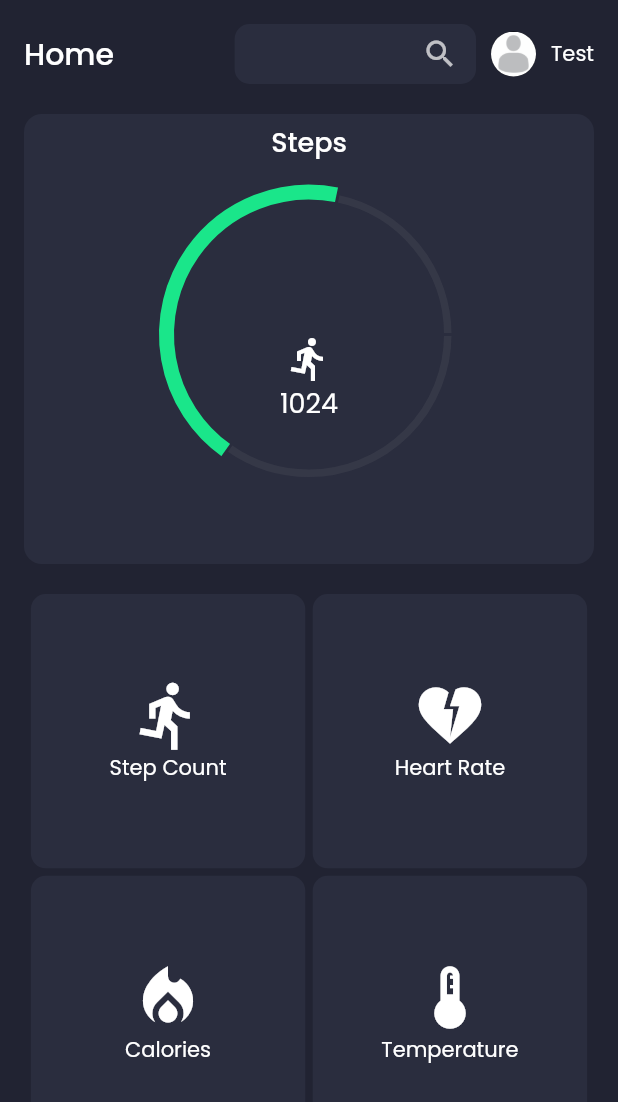
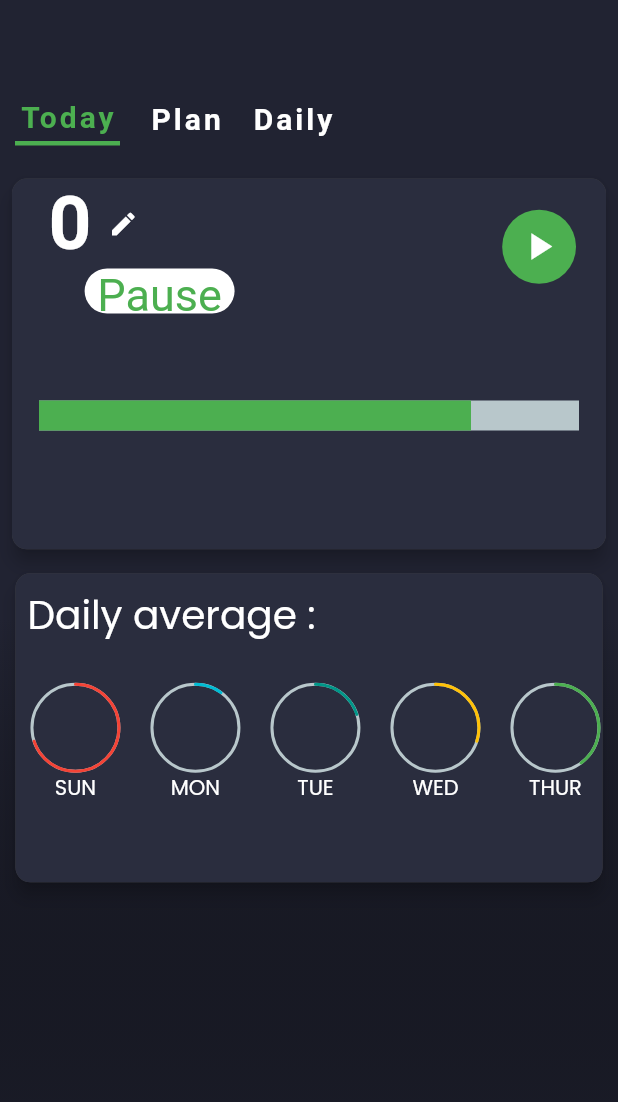
Before and after one commit to KarthikS373/Perfect-Fitness, a Flutter app: the HomeScreen screen opened by its route, after a tap on "Step Count", on a phone screen of 412 x 824 dp. Shown: the top 1102 px of the screen. Run offline on Flutter 3.47's test engine with Material 2 defaults, Android fonts, the phone set to English and light mode, and no system bars; drawn by our look-alikes of fl_chart, percent_indicator; our stand-ins replace flutter_svg, google_fonts, sensors_plus, shared_preferences; accounts and stored records are empty.

Commit message:
Step count

```diff
--- a/lib/Screens/HomeScreen/homeGrids.dart
+++ b/lib/Screens/HomeScreen/homeGrids.dart
@@ -24,7 +24,7 @@ class HomeGrids extends StatelessWidget {
         itemBuilder: (context, index) {
           return InkWell(
             onTapDown: (details) {
-              print(homegridOptions[index].navURL);
+              Navigator.of(context).pushNamed('/StepCount');
             },
             child: Container(
                 decoration: const BoxDecoration(
--- /dev/null
+++ b/lib/Screens/StepcountScreen/stepCountBar.dart
@@ -0,0 +1,127 @@
+import 'package:fitness_monitoring/Utils/Theme/colors.dart';
+import 'package:fitness_monitoring/Widgets/Buttons/containerButton.dart';
+import 'package:flutter/material.dart';
+import 'package:google_fonts/google_fonts.dart';
+import 'package:percent_indicator/linear_percent_indicator.dart';
+
+class StepCountBar extends StatelessWidget {
+  int steps;
+  double miles, calories, duration;
+
+  StepCountBar(this.steps, this.miles, this.calories, this.duration, {Key? key})
+      : super(key: key);
+
+  @override
+  Widget build(BuildContext context) {
+    return SafeArea(
+      child: Card(
+        elevation: 5,
+        shape: RoundedRectangleBorder(
+          borderRadius: BorderRadius.circular(10),
+        ),
+        child: Container(
+          height: MediaQuery.of(context).size.height * 0.3,
+          width: MediaQuery.of(context).size.width,
+          decoration: BoxDecoration(
+            color: secondaryColor,
+            borderRadius: BorderRadius.circular(10),
+          ),
+          child: Column(
+            children: [
+              const SizedBox(
+                height: 1,
+              ),
+              Align(
+                alignment: Alignment.centerLeft,
+                child: Row(
+                  children: [
+                    Expanded(
+                      flex: 4,
+                      child: Column(
+                        children: [
+                          SizedBox(
+                            width: 150,
+                            child: Row(
+                              children: [
+                                Text(
+                                  steps.toString(),
+                                  style: GoogleFonts.aBeeZee(
+                                    color: Colors.white,
+                                    fontSize: 50,
+                                    letterSpacing: 2,
+                                    fontWeight: FontWeight.bold,
+                                  ),
+                                ),
+                                const SizedBox(
+                                  width: 10,
+                                ),
+                                // this is for edit icon
+                                const Icon(
+                                  Icons.edit,
+                                  color: Colors.white,
+                                  size: 20,
+                                )
+                              ],
+                            ),
+                          ),
+                          Align(
+                            alignment: Alignment.center,
+                            child: Container(
+                              height: 30,
+                              width: 100,
+                              decoration: BoxDecoration(
+                                borderRadius: BorderRadius.circular(70),
+                                color: Colors.white,
+                              ),
+                              child: Center(
+                                child: Text(
+                                  "Pause",
+                                  style: GoogleFonts.aBeeZee(
+                                    color: Colors.green,
+                                    fontSize: 30,
+                                  ),
+                                ),
+                              ),
+                            ),
+                          ),
+                        ],
+                      ),
+                    ),
+                    const SizedBox(
+                      width: 130,
+                    ),
+                    Expanded(
+                      flex: 1,
+                      child: ContainerButton(
+                        const Icon(
+                          Icons.play_arrow,
+                          color: Colors.white,
+                          size: 30,
+                        ),
+                      ),
+                    ),
+                    const SizedBox(
+                      width: 20,
+                    ),
+                  ],
+                ),
+              ),
+              const SizedBox(
+                height: 50,
+              ),
+              Padding(
+                padding: const EdgeInsets.all(8.0),
+                child: LinearPercentIndicator(
+                  percent: 0.8,
+                  progressColor: Colors.green,
+                  lineHeight: 20,
+                  animation: true,
+                ),
+              ),
+            ],
+          ),
+        ),
+      ),
+    );
+  }
+}
--- /dev/null
+++ b/lib/Screens/StepcountScreen/stepDailyAvg.dart
@@ -0,0 +1,91 @@
+import 'package:fitness_monitoring/Utils/Theme/colors.dart';
+import 'package:fitness_monitoring/Widgets/Cards/circularCard.dart';
+import 'package:flutter/material.dart';
+import 'package:google_fonts/google_fonts.dart';
+
+class StepDailyAvg extends StatelessWidget {
+  const StepDailyAvg({Key? key}) : super(key: key);
+
+  @override
+  Widget build(BuildContext context) {
+    return Card(
+      elevation: 5,
+      shape: RoundedRectangleBorder(
+        borderRadius: BorderRadius.circular(10),
+      ),
+      child: Container(
+        height: MediaQuery.of(context).size.height * 0.25,
+        width: MediaQuery.of(context).size.width * 0.95,
+        decoration: BoxDecoration(
+          color: secondaryColor,
+          borderRadius: BorderRadius.circular(10),
+        ),
+        child: Column(
+          mainAxisAlignment: MainAxisAlignment.start,
+          crossAxisAlignment: CrossAxisAlignment.center,
+          children: [
+            Padding(
+              padding: const EdgeInsets.all(8),
+              child: Align(
+                alignment: Alignment.centerLeft,
+                child: Text(
+                  "Daily average :",
+                  style: GoogleFonts.poppins(
+                    color: Colors.white,
+                    fontSize: 26,
+                  ),
+                ),
+              ),
+            ),
+            const SizedBox(
+              height: 8,
+            ),
+            SizedBox(
+              height: 100,
+              child: ListView(
+                scrollDirection: Axis.horizontal,
+                children: [
+                  CircularGraphCard(
+                    "SUN",
+                    0.7,
+                    Colors.red,
+                  ),
+                  CircularGraphCard(
+                    "MON",
+                    0.1,
+                    Colors.cyan,
+                  ),
+                  CircularGraphCard(
+                    "TUE",
+                    0.2,
+                    Colors.teal,
+                  ),
+                  CircularGraphCard(
+                    "WED",
+                    0.3,
+                    Colors.amber,
+                  ),
+                  CircularGraphCard(
+                    "THUR",
+                    0.4,
+                    Colors.green,
+                  ),
+                  CircularGraphCard(
+                    "FRI",
+                    0.5,
+                    Colors.indigo,
+                  ),
+                  CircularGraphCard(
+                    "SAT",
+                    0.6,
+                    Colors.purple,
+                  ),
+                ],
+              ),
+            ),
+          ],
+        ),
+      ),
+    );
+  }
+}
--- /dev/null
+++ b/lib/Screens/StepcountScreen/stepScreen.dart
@@ -0,0 +1,157 @@
+import 'dart:math';
+
+import 'package:fitness_monitoring/Screens/StepcountScreen/stepCountBar.dart';
+import 'package:fitness_monitoring/Screens/StepcountScreen/stepDailyAvg.dart';
+import 'package:fitness_monitoring/Utils/Theme/colors.dart';
+import 'package:fitness_monitoring/Widgets/Buttons/containerButton.dart';
+import 'package:fitness_monitoring/Widgets/Text/clickableTextHeader.dart';
+import 'package:flutter/material.dart';
+import 'package:sensors_plus/sensors_plus.dart';
+import 'package:shared_preferences/shared_preferences.dart';
+
+class StepcountScreen extends StatefulWidget {
+  const StepcountScreen({Key? key}) : super(key: key);
+
+  @override
+  State<StepcountScreen> createState() => _StepcountScreenState();
+}
+
+class _StepcountScreenState extends State<StepcountScreen> {
+  double x = 0.0;
+  double y = 0.0;
+  double z = 0.0;
+  double miles = 0.0;
+  double duration = 0.0;
+  double calories = 0.0;
+  double addValue = 0.025;
+  int steps = 0;
+  double previousDistance = 0.0;
+  double distance = 0.0;
+
+  @override
+  Widget build(BuildContext context) {
+    return Scaffold(
+      body: StreamBuilder<AccelerometerEvent>(
+        stream: SensorsPlatform.instance.accelerometerEvents,
+        builder: (context, snapShort) {
+          if (snapShort.hasData) {
+            x = snapShort.data!.x;
+            y = snapShort.data!.y;
+            z = snapShort.data!.z;
+            distance = getValue(x, y, z);
+            if (distance > 6) {
+              steps++;
+            }
+            calories = calculateCalories(steps);
+            duration = calculateDuration(steps);
+            miles = calculateMiles(steps);
+          }
+          return Stack(
+            children: [
+              Container(
+                height: MediaQuery.of(context).size.height,
+                width: MediaQuery.of(context).size.width,
+                decoration: const BoxDecoration(
+                  gradient: LinearGradient(
+                    begin: Alignment.topCenter,
+                    end: Alignment.bottomCenter,
+                    colors: [
+                      // Color(0xff0C1E4E),
+                      // Color(0xff224A88),
+                      bgColor,
+                      bgColor,
+                      Colors.black12,
+                    ],
+                  ),
+                ),
+              ),
+              SizedBox(
+                height: MediaQuery.of(context).size.height * 1.55,
+                width: MediaQuery.of(context).size.width,
+                child: Column(
+                  children: [
+                    const SizedBox(
+                      height: kToolbarHeight,
+                    ),
+                    Align(
+                      alignment: Alignment.centerRight,
+                      child: Row(
+                        children: [
+                          ClickableTextHeader(
+                            "Today",
+                            true,
+                            () {
+                              print("This was tapped");
+                            },
+                          ),
+                          ClickableTextHeader(
+                            "Plan",
+                            false,
+                            () {
+                              print("This was tapped");
+                            },
+                          ),
+                          ClickableTextHeader(
+                            "Daily",
+                            false,
+                            () {
+                              print("This was tapped");
+                            },
+                          ),
+                        ],
+                      ),
+                    ),
+                    Padding(
+                      padding: const EdgeInsets.symmetric(
+                        vertical: 8,
+                        horizontal: 4,
+                      ),
+                      child: StepCountBar(steps, miles, calories, duration),
+                    ),
+                    const StepDailyAvg(),
+                  ],
+                ),
+              ),
+            ],
+          );
+        },
+      ),
+    );
+  }
+
+  double getValue(double x, double y, double z) {
+    double magnitude = sqrt(x * x + y * y + z * z);
+    getPreviousValue();
+    double modDistance = magnitude - previousDistance;
+    setPreviousValue(magnitude);
+    return modDistance;
+  }
+
+  void setPreviousValue(double distance) async {
+    SharedPreferences pref = await SharedPreferences.getInstance();
+    pref.setDouble("preValue", distance);
+  }
+
+  void getPreviousValue() async {
+    SharedPreferences pref = await SharedPreferences.getInstance();
+    setState(() {
+      previousDistance = pref.getDouble("preValue") ?? 0.0;
+    });
+  }
+
+  // void calculate data
+  double calculateMiles(int steps) {
+    double milesValue = (2.2 * steps) / 5280;
+    return milesValue;
+  }
+
+  double calculateDuration(int steps) {
+    double durationValue = (steps * 1 / 1000);
+    return durationValue;
+  }
+
+  double calculateCalories(int steps) {
+    double caloriesValue = (steps * 0.0566);
+    return caloriesValue;
+  }
+}
--- a/lib/Utils/Routes/routes.dart
+++ b/lib/Utils/Routes/routes.dart
@@ -1,6 +1,7 @@
 import 'package:fitness_monitoring/Screens/HomeScreen/HomeScreen.dart';
 import 'package:fitness_monitoring/Screens/LoginSignup/loginScreen.dart';
 import 'package:fitness_monitoring/Screens/LoginSignup/welcomeScreen.dart';
+import 'package:fitness_monitoring/Screens/StepcountScreen/stepScreen.dart';
 import 'package:flutter/material.dart';
 
 class RouteManager {
@@ -34,6 +35,10 @@ class RouteManager {
         return MaterialPageRoute(
           builder: (context) => const LoginScreen(),
         );
+      case '/StepCount':
+        return MaterialPageRoute(
+          builder: (context) => const StepcountScreen(),
+        );
       default:
         throw const FormatException("Out of bound Routing");
     }
--- /dev/null
+++ b/lib/Widgets/Buttons/containerButton.dart
@@ -0,0 +1,22 @@
+import 'package:flutter/material.dart';
+
+class ContainerButton extends StatelessWidget {
+  Icon someIcon;
+
+  ContainerButton(this.someIcon, {Key? key}) : super(key: key);
+
+  @override
+  Widget build(BuildContext context) {
+    return Container(
+      height: MediaQuery.of(context).size.height * 0.06,
+      width: MediaQuery.of(context).size.width * 0.13,
+      decoration: BoxDecoration(
+        borderRadius: BorderRadius.circular(200),
+        color: Colors.green,
+      ),
+      child: Center(
+        child: someIcon,
+      ),
+    );
+  }
+}
--- /dev/null
+++ b/lib/Widgets/Cards/circularCard.dart
@@ -0,0 +1,39 @@
+import 'package:flutter/material.dart';
+import 'package:percent_indicator/circular_percent_indicator.dart';
+
+class CircularGraphCard extends StatelessWidget {
+  String day;
+  double percentage;
+  Color colors;
+
+  CircularGraphCard(this.day, this.percentage, this.colors, {Key? key})
+      : super(key: key);
+
+  @override
+  Widget build(BuildContext context) {
+    return Padding(
+      padding: const EdgeInsets.all(10.0),
+      child: SizedBox(
+        height: MediaQuery.of(context).size.height * 0.3,
+        child: Column(
+          children: [
+            CircularPercentIndicator(
+              radius: 30.0,
+              lineWidth: 2.0,
+              animation: true,
+              percent: percentage,
+              circularStrokeCap: CircularStrokeCap.round,
+              progressColor: colors,
+            ),
+            Text(
+              day,
+              style: const TextStyle(
+                color: Colors.white,
+              ),
+            )
+          ],
+        ),
+      ),
+    );
+  }
+}
--- /dev/null
+++ b/lib/Widgets/Text/clickableTextHeader.dart
@@ -0,0 +1,49 @@
+import 'package:flutter/material.dart';
+import 'package:google_fonts/google_fonts.dart';
+
+class ClickableTextHeader extends StatelessWidget {
+  String text;
+  bool isActive;
+  Function onTap;
+
+  ClickableTextHeader(this.text, this.isActive, this.onTap, {Key? key})
+      : super(key: key);
+
+  @override
+  Widget build(BuildContext context) {
+    return Padding(
+      padding: const EdgeInsets.all(10.0),
+      child: GestureDetector(
+        onTap: () {
+          onTap();
+        },
+        child: Container(
+          child: Column(
+            children: [
+              Text(
+                text,
+                style: GoogleFonts.aBeeZee(
+                  color: isActive ? Colors.green : Colors.white,
+                  fontWeight: FontWeight.bold,
+                  fontSize: 20,
+                  letterSpacing: 2,
+                ),
+              ),
+              const SizedBox(
+                height: 5,
+              ),
+              Visibility(
+                visible: isActive,
+                child: Container(
+                  height: 3,
+                  width: 70,
+                  color: Colors.green,
+                ),
+              ),
+            ],
+          ),
+        ),
+      ),
+    );
+  }
+}
--- a/pubspec.yaml
+++ b/pubspec.yaml
@@ -39,6 +39,9 @@ dependencies:
   fl_chart: ^0.51.0
   provider: ^6.0.3
   intl: ^0.17.0
+  sensors_plus: ^1.3.2
+  shared_preferences: ^2.0.15
+  percent_indicator: ^4.2.2
 
 dev_dependencies:
   flutter_test:
```
Also changed, not shown: pubspec.lock.
